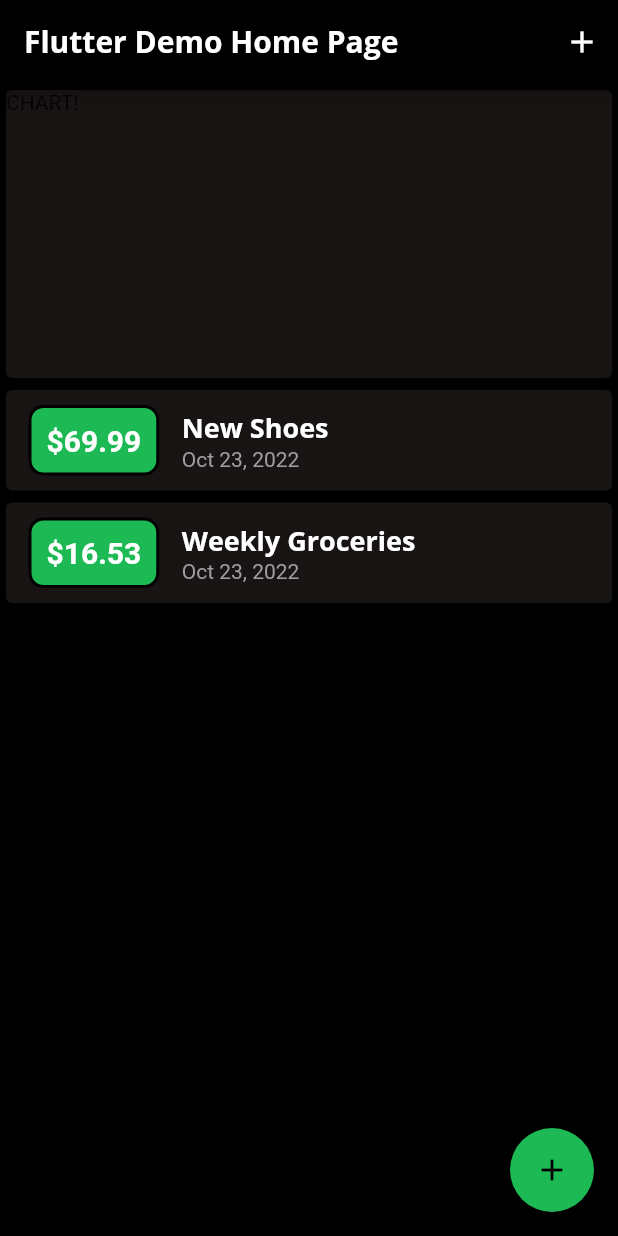
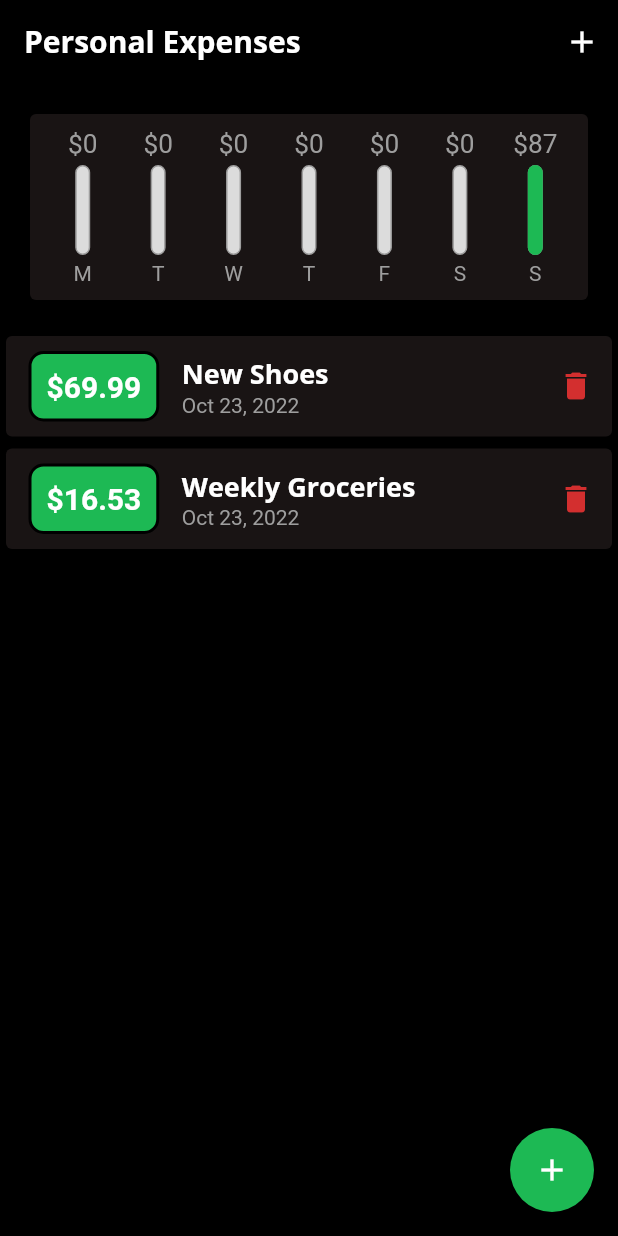
Before and after one commit to emmanuelorobinson/expense-planner, a Flutter app: the screen it shows after launch, on a phone screen of 412 x 824 dp. Run offline on Flutter 3.47's test engine with Material 2 defaults, Android fonts, the phone set to English and light mode, and no system bars.

Commit message:
finished chart and date picker

```diff
--- a/lib/main.dart
+++ b/lib/main.dart
@@ -1,8 +1,10 @@
+import 'package:expense_planner/widgets/chart.dart';
 import 'package:flutter/material.dart';
 
 import './models/transaction.dart';
 import './widgets/transaction_list.dart';
 import './widgets/new_transaction.dart';
+import './widgets/chart.dart';
 
 void main() {
   runApp(const MyApp());
@@ -14,7 +16,7 @@ class MyApp extends StatelessWidget {
   @override
   Widget build(BuildContext context) {
     return MaterialApp(
-      title: 'Flutter Demo',
+      title: 'Personal Expenses',
       theme: ThemeData(
         primaryColor: const Color(0xFF191414),
         accentColor: const Color(0xFF1DB954),
@@ -38,7 +40,7 @@ class MyApp extends StatelessWidget {
               ),
         ),
       ),
-      home: MyHomePage(title: 'Flutter Demo Home Page'),
+      home: MyHomePage(title: 'Personal Expenses'),
     );
   }
 }
@@ -68,16 +70,33 @@ class _MyHomePageState extends State<MyHomePage> {
     ),
   ];
 
-  void _addNewTransaction(String txTitle, double txAmount) {
+  List<Transaction> get _recentTransactions {
+    return _userTransactions.where((tx) {
+      return tx.date.isAfter(
+        DateTime.now().subtract(
+          const Duration(days: 7),
+        ),
+      );
+    }).toList();
+  }
+
+  void _addNewTransaction(
+      String txTitle, double txAmount, DateTime chosenDate) {
     final newTx = Transaction(
       title: txTitle,
       amount: txAmount,
-      date: DateTime.now(),
+      date: chosenDate,
       id: DateTime.now().toString(),
     );
 
     setState(() {
       _userTransactions.add(newTx);
+    });
+  }
+
+  void _deleteTransaction(String id) {
+    setState(() {
+      _userTransactions.removeWhere((tx) => tx.id == id);
     });
   }
 
@@ -98,7 +117,7 @@ class _MyHomePageState extends State<MyHomePage> {
         backgroundColor: Colors.black,
         actions: <Widget>[
           IconButton(
-            icon: const Icon(Icons.add),
+            icon: const Icon(Icons.add, color: Colors.white),
             onPressed: () => _startAddNewTransaction(context),
           ),
         ],
@@ -108,23 +127,15 @@ class _MyHomePageState extends State<MyHomePage> {
           // mainAxisAlignment: MainAxisAlignment.center,
           crossAxisAlignment: CrossAxisAlignment.stretch,
           children: <Widget>[
-            Container(
-              width: 200,
-              height: 200,
-              child: Card(
-                color: Theme.of(context).primaryColor,
-                elevation: 5,
-                child: Text('CHART!'),
-              ),
-            ),
-            TransactionList(_userTransactions),
+            Chart(_recentTransactions),
+            TransactionList(_userTransactions, _deleteTransaction),
           ],
         ),
       ),
       floatingActionButton: FloatingActionButton(
         backgroundColor: Theme.of(context).accentColor,
         onPressed: () => _startAddNewTransaction(context),
-        child: const Icon(Icons.add),
+        child: const Icon(Icons.add, color: Colors.white),
       ),
     );
   }
--- /dev/null
+++ b/lib/widgets/chart.dart
@@ -0,0 +1,66 @@
+import 'package:flutter/material.dart';
+import 'package:intl/intl.dart';
+
+import '../models/transaction.dart';
+import './chart_bar.dart';
+
+class Chart extends StatelessWidget {
+  final List<Transaction> recentTransactions;
+
+  Chart(this.recentTransactions);
+
+  List<Map<String, dynamic>> get groupedTransactionValues {
+    return List.generate(7, (index) {
+      final weekDay = DateTime.now().subtract(
+        Duration(days: index),
+      );
+
+      var totalSum = 0.0;
+
+      for (var i = 0; i < recentTransactions.length; i++) {
+        if (recentTransactions[i].date.day == weekDay.day &&
+            recentTransactions[i].date.month == weekDay.month &&
+            recentTransactions[i].date.year == weekDay.year) {
+          totalSum += recentTransactions[i].amount;
+        }
+      }
+
+      return {
+        'day': DateFormat.E().format(weekDay).substring(0, 1),
+        'amount': totalSum
+      };
+    }).reversed.toList();
+  }
+
+  double get totalSpending {
+    return groupedTransactionValues.fold(0.0, (sum, item) {
+      return sum + item['amount'];
+    });
+  }
+
+  @override
+  Widget build(BuildContext context) {
+    return Card(
+      color: Theme.of(context).primaryColor,
+      elevation: 6,
+      margin: const EdgeInsets.all(20),
+      child: Container(
+        padding: const EdgeInsets.all(10),
+        child: Row(
+          mainAxisAlignment: MainAxisAlignment.spaceAround,
+          children: groupedTransactionValues.map((data) {
+            return Flexible(
+              fit: FlexFit.tight,
+              child: ChartBar(
+                  data['day'],
+                  data['amount'],
+                  totalSpending == 0.0
+                      ? 0.0
+                      : (data['amount'] as double) / totalSpending),
+            );
+          }).toList(),
+        ),
+      ),
+    );
+  }
+}
--- /dev/null
+++ b/lib/widgets/chart_bar.dart
@@ -0,0 +1,59 @@
+import 'package:flutter/cupertino.dart';
+import 'package:flutter/material.dart';
+import 'package:flutter/src/widgets/container.dart';
+import 'package:flutter/src/widgets/framework.dart';
+
+class ChartBar extends StatelessWidget {
+  final String label;
+  final double spendingAmount;
+  final double spendingPctOfTotal;
+
+  ChartBar(this.label, this.spendingAmount, this.spendingPctOfTotal,
+      {super.key});
+
+  @override
+  Widget build(BuildContext context) {
+    return Column(
+      children: <Widget>[
+        Container(
+          height: 20,
+          child: FittedBox(
+            child: Text('\$${spendingAmount.toStringAsFixed(0)}',
+                style: TextStyle(color: Colors.grey)),
+          ),
+        ),
+        SizedBox(
+          height: 4,
+        ),
+        Container(
+          height: 60,
+          width: 10,
+          child: Stack(
+            children: <Widget>[
+              Container(
+                decoration: BoxDecoration(
+                  border: Border.all(color: Colors.grey, width: 1.0),
+                  color: Color.fromRGBO(220, 220, 220, 1),
+                  borderRadius: BorderRadius.circular(10),
+                ),
+              ),
+              FractionallySizedBox(
+                heightFactor: spendingPctOfTotal,
+                child: Container(
+                  decoration: BoxDecoration(
+                    color: Theme.of(context).accentColor,
+                    borderRadius: BorderRadius.circular(10),
+                  ),
+                ),
+              )
+            ],
+          ),
+        ),
+        SizedBox(
+          height: 4,
+        ),
+        Text(label, style: TextStyle(color: Colors.grey)),
+      ],
+    );
+  }
+}
--- a/lib/widgets/transaction_list.dart
+++ b/lib/widgets/transaction_list.dart
@@ -5,19 +5,38 @@ import '../models/transaction.dart';
 
 class TransactionList extends StatelessWidget {
   final List<Transaction> transactions;
+  final Function(String) deleteTx;
 
-  TransactionList(this.transactions);
+  TransactionList(this.transactions, this.deleteTx);
 
   @override
   Widget build(BuildContext context) {
     return Container(
-        height: 300,
-        child: ListView.builder(
+        height: 400,
+        child: transactions.isEmpty
+            ? Column(children: <Widget>[
+                Text("No transactions added yet!",
+                    style: Theme.of(context).textTheme.headline6),
+                const SizedBox(
+                  height: 20,
+                ),
+                Container(
+                    height: 200,
+                    child: Image.asset(
+                      'assets/images/waiting.png',
+                      fit: BoxFit.cover,
+                    ))
+              ])
+            : ListView.builder(
                 itemBuilder: (context, index) {
                   return Card(
                     color: Theme.of(context).primaryColor,
                     child: Row(
+                      //make the children of the row take up the entire width
+                      mainAxisAlignment: MainAxisAlignment.spaceBetween,
                       children: <Widget>[
+                        Row(
+                          children: [
                             Container(
                               margin: const EdgeInsets.symmetric(
                                 vertical: 10,
@@ -42,17 +61,29 @@ class TransactionList extends StatelessWidget {
                             ),
                             Column(
                               crossAxisAlignment: CrossAxisAlignment.start,
+                              //align the text to the left
                               children: <Widget>[
                                 Text(
                                   transactions[index].title,
                                   style: Theme.of(context).textTheme.headline6,
                                 ),
                                 Text(
-                        DateFormat.yMMMd().format(transactions[index].date),
+                                  DateFormat.yMMMd()
+                                      .format(transactions[index].date),
                                   style: const TextStyle(color: Colors.grey),
                                 ),
                               ],
-                  )
+                            ),
+                          ],
+                        ),
+                        Container(
+                          child: IconButton(
+                            // position at the end of the row
+                            icon: const Icon(Icons.delete),
+                            color: Theme.of(context).errorColor,
+                            onPressed: () => deleteTx(transactions[index].id),
+                          ),
+                        ),
                       ],
                     ),
                   );
--- a/pubspec.yaml
+++ b/pubspec.yaml
@@ -61,8 +61,9 @@ flutter:
   uses-material-design: true
 
   # To add assets to your application, add an assets section, like this:
-  # assets:
-  #   - images/a_dot_burr.jpeg
+  assets:
+    - assets/images/waiting.png
+    # - images/a_dot_burr.jpeg
   #   - images/a_dot_ham.jpeg
 
   # An image asset can refer to one or more resolution-specific "variants", see
```
Also changed, not shown: lib/widgets/new_transaction.dart (+61 -11 lines), assets/images/waiting.png (added). Lines whose indentation alone changed are shown as unchanged.
